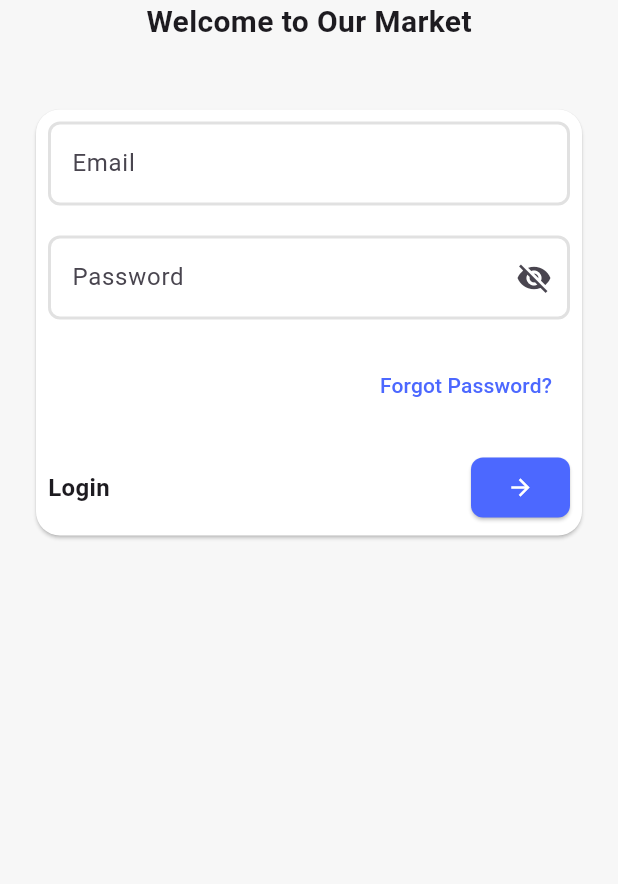
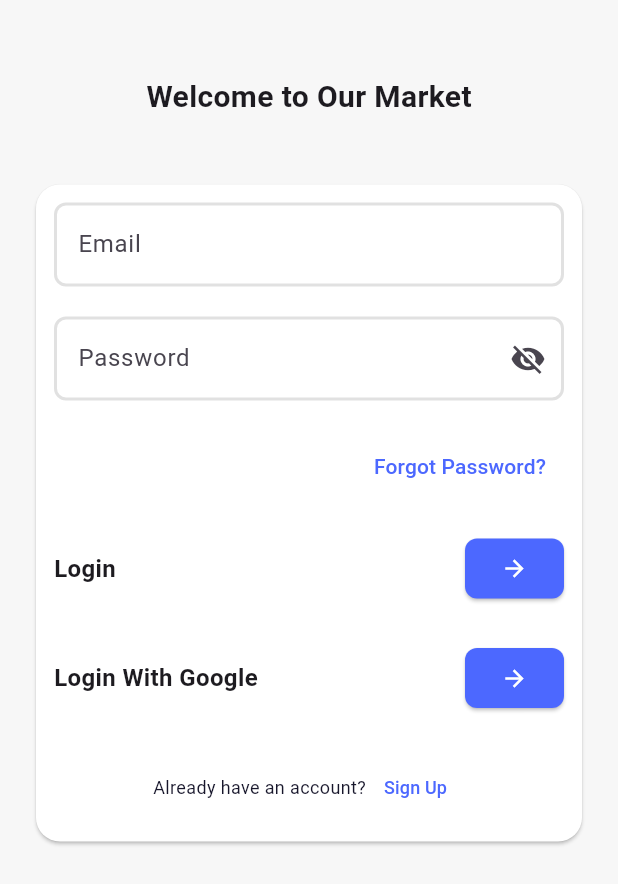
Before and after one commit to AhmedYounis-01/our_basket, a Flutter app: the screen it shows after launch, on a phone screen of 412 x 824 dp. Shown: the top 884 px of the screen. Run offline on Flutter 3.47's test engine with Material 3 defaults, Android fonts, the light colour scheme and no system bars.

Commit message:
-- create login buttons and refactor code for login screen

```diff
--- /dev/null
+++ b/lib/features/auth/ui/login_screen.dart
@@ -0,0 +1,92 @@
+import 'package:e_commerce_supabase/core/colors.dart';
+import 'package:e_commerce_supabase/features/auth/ui/widgets/custom_row_button.dart';
+import 'package:e_commerce_supabase/features/auth/ui/widgets/custom_text_field.dart';
+import 'package:flutter/material.dart';
+
+class LoginScreen extends StatelessWidget {
+  const LoginScreen({super.key});
+
+  @override
+  Widget build(BuildContext context) {
+    return Scaffold(
+      body: SafeArea(
+        child: SingleChildScrollView(
+          child: Column(
+            children: [
+              SizedBox(height: 50),
+              Text(
+                'Welcome to Our Market',
+                style: TextStyle(fontSize: 20, fontWeight: FontWeight.bold),
+              ),
+              SizedBox(height: 20),
+              Card(
+                color: Colors.white,
+                margin: EdgeInsets.all(24),
+                shape: RoundedRectangleBorder(
+                  borderRadius: BorderRadius.all(Radius.circular(16)),
+                ),
+                child: Padding(
+                  padding: const EdgeInsets.all(12.0),
+                  child: Column(
+                    children: [
+                      CustomTextFormField(labelText: "Email"),
+                      SizedBox(height: 20),
+                      CustomTextFormField(
+                        labelText: "Password",
+                        suffixIcon: Icon(Icons.visibility_off),
+                      ),
+                      SizedBox(height: 20),
+                      Align(
+                        alignment: Alignment.centerRight,
+                        child: TextButton(
+                          onPressed: () {},
+                          child: Text(
+                            "Forgot Password?",
+                            style: TextStyle(color: AppColors.kPrimaryColor),
+                          ),
+                        ),
+                      ),
+                      SizedBox(height: 20),
+                      CustomRowWithArrowBtn(
+                        text: "Login",
+                        icon: Icon(Icons.arrow_forward),
+                      ),
+                      SizedBox(height: 25),
+                      CustomRowWithArrowBtn(
+                        text: "Login With Google",
+                        icon: Icon(Icons.arrow_forward),
+                      ),
+                      SizedBox(height: 25),
+                      Row(
+                        mainAxisAlignment: MainAxisAlignment.center,
+                        children: [
+                          Text(
+                            "Already have an account?",
+                            style: TextStyle(
+                              color: AppColors.kBlackColor,
+                              fontSize: 12,
+                            ),
+                          ),
+                          TextButton(
+                            onPressed: () {},
+                            child: Text(
+                              "Sign Up",
+                              style: TextStyle(
+                                color: AppColors.kPrimaryColor,
+                                fontSize: 12,
+                              ),
+                            ),
+                          ),
+                        ],
+                      ),
+                    ],
+                  ),
+                ),
+              ),
+            ],
+          ),
+        ),
+      ),
+    );
+  }
+}
--- /dev/null
+++ b/lib/features/auth/ui/widgets/custom_row_button.dart
@@ -0,0 +1,32 @@
+import 'package:e_commerce_supabase/core/colors.dart';
+import 'package:flutter/material.dart';
+
+class CustomRowWithArrowBtn extends StatelessWidget {
+  const CustomRowWithArrowBtn({
+    super.key,
+    required this.text,
+    required this.icon,
+  });
+  final String text;
+  final Widget icon;
+  @override
+  Widget build(BuildContext context) {
+    return Row(
+      mainAxisAlignment: MainAxisAlignment.spaceBetween,
+      children: [
+        Text(text, style: TextStyle(fontSize: 16, fontWeight: FontWeight.bold)),
+        ElevatedButton(
+          style: ElevatedButton.styleFrom(
+            backgroundColor: AppColors.kPrimaryColor,
+            foregroundColor: AppColors.kWhiteColor,
+            shape: RoundedRectangleBorder(
+              borderRadius: BorderRadius.circular(8),
+            ),
+          ),
+          onPressed: () {},
+          child: icon,
+        ),
+      ],
+    );
+  }
+}
--- /dev/null
+++ b/lib/features/auth/ui/widgets/custom_text_field.dart
@@ -0,0 +1,42 @@
+import 'package:e_commerce_supabase/core/colors.dart';
+import 'package:flutter/material.dart';
+class CustomTextFormField extends StatelessWidget {
+  const CustomTextFormField({
+    super.key,
+    required this.labelText,
+    this.suffixIcon,
+  });
+  final String labelText;
+  final bool obscureText = false;
+  final Widget? suffixIcon;
+  @override
+  Widget build(BuildContext context) {
+    return TextFormField(
+      obscureText: obscureText,
+      keyboardType: TextInputType.emailAddress,
+      validator: (value) {
+        if (value == null || value.isEmpty) {
+          return 'Email is required';
+        }
+        return null;
+      },
+      decoration: InputDecoration(
+        suffixIcon: suffixIcon,
+        labelText: labelText,
+
+        border: OutlineInputBorder(
+          borderSide: BorderSide(color: AppColors.kBordersideColor, width: 2),
+          borderRadius: BorderRadius.all(Radius.circular(8)),
+        ),
+        enabledBorder: OutlineInputBorder(
+          borderSide: BorderSide(color: AppColors.kBordersideColor, width: 2),
+          borderRadius: BorderRadius.all(Radius.circular(8)),
+        ),
+        focusedBorder: OutlineInputBorder(
+          borderSide: BorderSide(color: AppColors.kBordersideColor, width: 2),
+          borderRadius: BorderRadius.all(Radius.circular(8)),
+        ),
+      ),
+    );
+  }
+}
--- a/lib/features/login/ui/login_screen.dart
+++ /dev/null
@@ -1,119 +0,0 @@
-import 'package:e_commerce_supabase/core/colors.dart';
-import 'package:flutter/material.dart';
-
-class LoginScreen extends StatelessWidget {
-  const LoginScreen({super.key});
-
-  @override
-  Widget build(BuildContext context) {
-    return Scaffold(
-      body: SafeArea(
-        child: Column(
-          children: [
-            Text(
-              'Welcome to Our Market',
-              style: TextStyle(fontSize: 20, fontWeight: FontWeight.bold),
-            ),
-            SizedBox(height: 20),
-            Card(
-              color: Colors.white,
-              margin: EdgeInsets.all(24),
-              shape: RoundedRectangleBorder(
-                borderRadius: BorderRadius.all(Radius.circular(16)),
-              ),
-              child: Padding(
-                padding: const EdgeInsets.all(8.0),
-                child: Column(
-                  children: [
-                    CustomTextFormField(labelText: "Email"),
-                    SizedBox(height: 20),
-                    CustomTextFormField(
-                      labelText: "Password",
-                      suffixIcon: Icon(Icons.visibility_off),
-                    ),
-                    SizedBox(height: 20),
-                    Align(
-                      alignment: Alignment.centerRight,
-                      child: TextButton(
-                        onPressed: () {},
-                        child: Text(
-                          "Forgot Password?",
-                          style: TextStyle(color: AppColors.kPrimaryColor),
-                        ),
-                      ),
-                    ),
-                    SizedBox(height: 20),
-                    Row(
-                      mainAxisAlignment: MainAxisAlignment.spaceBetween,
-                      children: [
-                        Text(
-                          "Login",
-                          style: TextStyle(
-                            fontSize: 16,
-                            fontWeight: FontWeight.bold,
-                          ),
-                        ),
-                        ElevatedButton(
-                          style: ElevatedButton.styleFrom(
-                            backgroundColor: AppColors.kPrimaryColor,
-                            foregroundColor: AppColors.kWhiteColor,
-                            shape: RoundedRectangleBorder(
-                              borderRadius: BorderRadius.circular(8),
-                            ),
-                          ),
-                          onPressed: () {},
-                          child: const Icon(Icons.arrow_forward),
-                        ),
-                      ],
-                    ),
-                  ],
-                ),
-              ),
-            ),
-          ],
-        ),
-      ),
-    );
-  }
-}
-
-class CustomTextFormField extends StatelessWidget {
-  const CustomTextFormField({
-    super.key,
-    required this.labelText,
-    this.suffixIcon,
-  });
-  final String labelText;
-  final bool obscureText = false;
-  final Widget? suffixIcon;
-  @override
-  Widget build(BuildContext context) {
-    return TextFormField(
-      obscureText: obscureText,
-      keyboardType: TextInputType.emailAddress,
-      validator: (value) {
-        if (value == null || value.isEmpty) {
-          return 'Email is required';
-        }
-        return null;
-      },
-      decoration: InputDecoration(
-        suffixIcon: suffixIcon,
-        labelText: labelText,
-
-        border: OutlineInputBorder(
-          borderSide: BorderSide(color: AppColors.kBordersideColor, width: 2),
-          borderRadius: BorderRadius.all(Radius.circular(8)),
-        ),
-        enabledBorder: OutlineInputBorder(
-          borderSide: BorderSide(color: AppColors.kBordersideColor, width: 2),
-          borderRadius: BorderRadius.all(Radius.circular(8)),
-        ),
-        focusedBorder: OutlineInputBorder(
-          borderSide: BorderSide(color: AppColors.kBordersideColor, width: 2),
-          borderRadius: BorderRadius.all(Radius.circular(8)),
-        ),
-      ),
-    );
-  }
-}
--- a/lib/main.dart
+++ b/lib/main.dart
@@ -1,5 +1,5 @@
 import 'package:e_commerce_supabase/core/colors.dart';
-import 'package:e_commerce_supabase/features/login/ui/login_screen.dart';
+import 'package:e_commerce_supabase/features/auth/ui/login_screen.dart';
 import 'package:flutter/material.dart';
 
 void main() {
```
